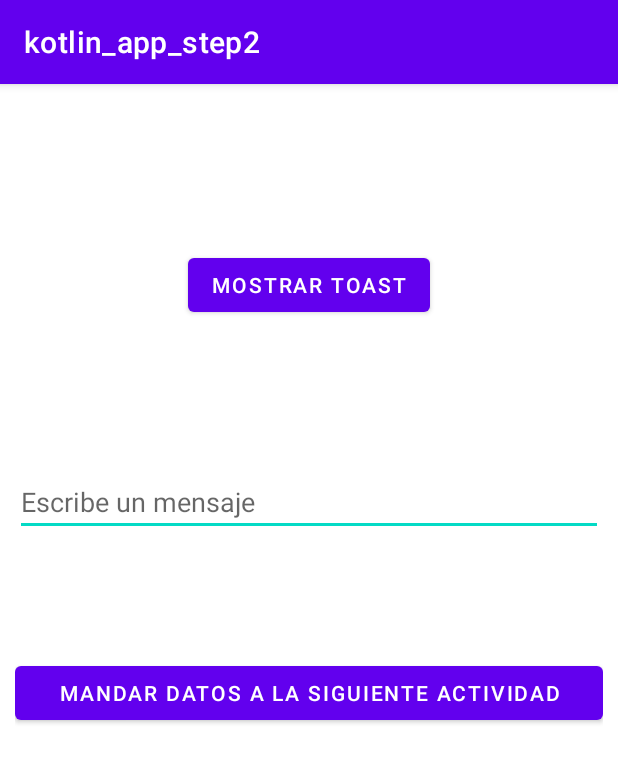
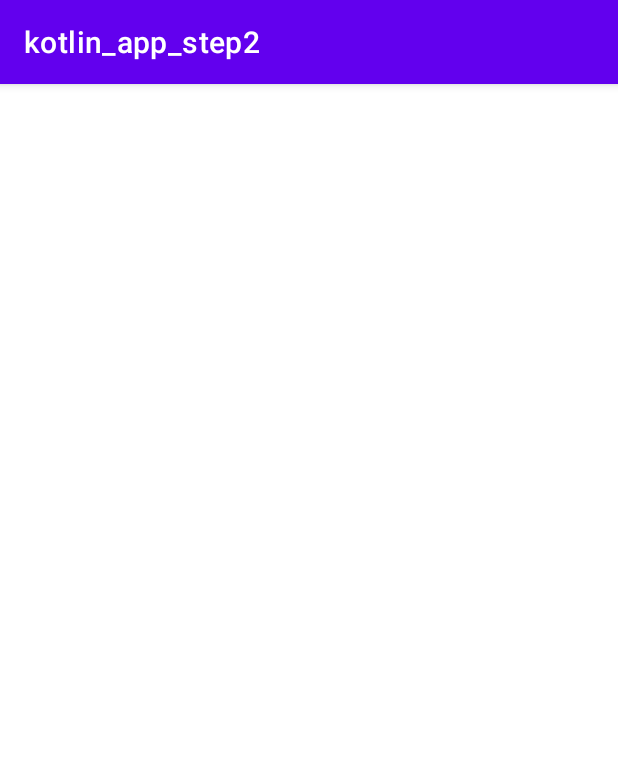
Before and after one commit to sadelcarpio/kotlin_app_step2, an Android app: the screen it shows after launch (MainActivity before the commit, SecondActivity after it), after a tap on "MANDAR DATOS A LA SIGUIENTE ACTIVIDAD", on a phone screen of 412 x 824 dp. Shown: the top 763 px of the screen. Run offline under Robolectric (Android 15) with nearby library versions, the phone set to English and light mode, and no system bars.

Commit message:
agregada segunda actividad

```diff
--- a/app/src/main/AndroidManifest.xml
+++ b/app/src/main/AndroidManifest.xml
@@ -16,6 +16,9 @@
                 <category android:name="android.intent.category.LAUNCHER" />
             </intent-filter>
         </activity>
+
+        <activity android:name=".SecondActivity" /> <!-- siempre declarar nuevas actividades aquí -->
+
     </application>
 
 </manifest>
--- a/app/src/main/java/com/sadelcarpio/kotlin_app_step2/MainActivity.kt
+++ b/app/src/main/java/com/sadelcarpio/kotlin_app_step2/MainActivity.kt
@@ -1,5 +1,6 @@
 package com.sadelcarpio.kotlin_app_step2
 
+import android.content.Intent
 import androidx.appcompat.app.AppCompatActivity
 import android.os.Bundle
 import android.util.Log
@@ -20,9 +21,13 @@ class MainActivity : AppCompatActivity() { //punto de entrada de la aplicación
         }
 
         btnSendMsgToNextActivity.setOnClickListener {
-            Toast.makeText(this, "Second Button was clicked !", Toast.LENGTH_SHORT).show()
+            val message: String = etUserMessage.text.toString() //convierte el texto ingresado a string
+            Toast.makeText(this, message, Toast.LENGTH_SHORT).show()
 
-            val message: String = etUserMessage.text.toString() //convierte el texto ingresado a string
+            val intent = Intent(this, SecondActivity::class.java) //intento de pasar de una
+            //actividad a otra, con ::class.java se llama a una clase de java en kotlin (?)
+            startActivity(intent)
+
         }
     }
 }
--- /dev/null
+++ b/app/src/main/java/com/sadelcarpio/kotlin_app_step2/SecondActivity.kt
@@ -0,0 +1,12 @@
+package com.sadelcarpio.kotlin_app_step2
+
+import android.os.Bundle
+import androidx.appcompat.app.AppCompatActivity
+
+class SecondActivity: AppCompatActivity() {
+
+    override fun onCreate(savedInstanceState: Bundle?) {
+        super.onCreate(savedInstanceState)
+        setContentView(R.layout.activity_second)
+    }
+}
--- a/app/src/main/res/layout/activity_main.xml
+++ b/app/src/main/res/layout/activity_main.xml
@@ -27,10 +27,9 @@
         android:id="@+id/etUserMessage"
         android:layout_width="match_parent"
         android:layout_height="wrap_content"
-        android:layout_alignParentStart="true"
         android:layout_alignParentTop="true"
         android:layout_centerHorizontal="true"
-        android:layout_marginTop="246dp"
+        android:layout_marginTop="250dp"
         android:ems="10"
         android:hint="Escribe un mensaje" />
 
@@ -38,8 +37,8 @@
         android:id="@+id/btnSendMsgToNextActivity"
         android:layout_width="match_parent"
         android:layout_height="wrap_content"
-        android:layout_alignParentBottom="true"
+        android:layout_alignParentTop="true"
         android:layout_centerHorizontal="true"
-        android:layout_marginBottom="328dp"
+        android:layout_marginTop="312dp"
         android:text="Mandar Datos a la Siguiente Actividad" />
 </RelativeLayout>
--- /dev/null
+++ b/app/src/main/res/layout/activity_second.xml
@@ -0,0 +1,8 @@
+<?xml version="1.0" encoding="utf-8"?>
+<LinearLayout
+    xmlns:android="http://schemas.android.com/apk/res/android"
+    android:layout_width="match_parent"
+    android:layout_height="match_parent"
+    android:orientation = "vertical">
+<!-- Linear Layout da orientación lineal -->
+</LinearLayout>
```
